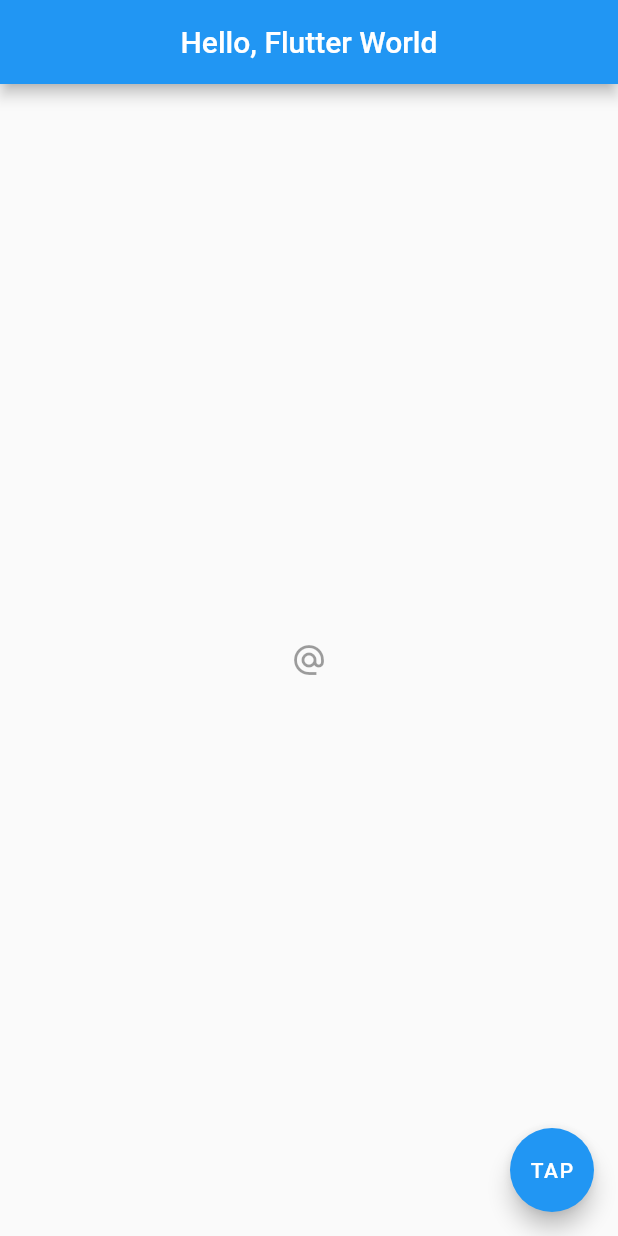
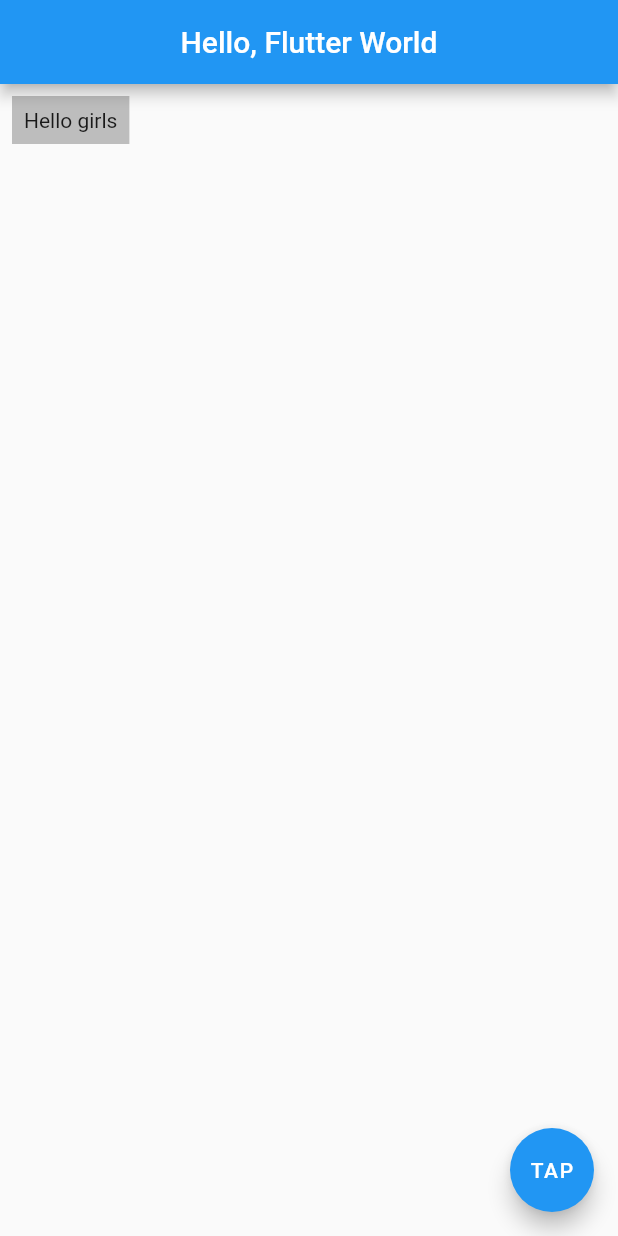
Before and after one commit to casa98/Flutter-Intro, a Flutter app: the screen it shows after launch, on a phone screen of 412 x 824 dp. Run offline on Flutter 3.47's test engine with Material 2 defaults, Android fonts, the phone set to English and light mode, and no system bars.

Commit message:
Using Container Widget

```diff
--- a/lib/main.dart
+++ b/lib/main.dart
@@ -1,3 +1,5 @@
+import 'dart:ui';
+
 import 'package:flutter/material.dart';
 
 void main() {
@@ -15,11 +17,15 @@ class MyApp extends StatelessWidget {
           ),
           centerTitle: true,
         ),
-        body: Center(
-          child: IconButton(
-            // Just a clickable icon
-            icon: Icon(Icons.alternate_email),
-            onPressed: null,
+        body: Container(
+          // This makes Container to take full width and height
+          //width: double.infinity,
+          //height: double.infinity,
+          padding: EdgeInsets.all(8),
+          margin: EdgeInsets.all(8),
+          color: Colors.grey[400],
+          child: Text(
+            'Hello girls',
           ),
         ),
         floatingActionButton: FloatingActionButton(
```
